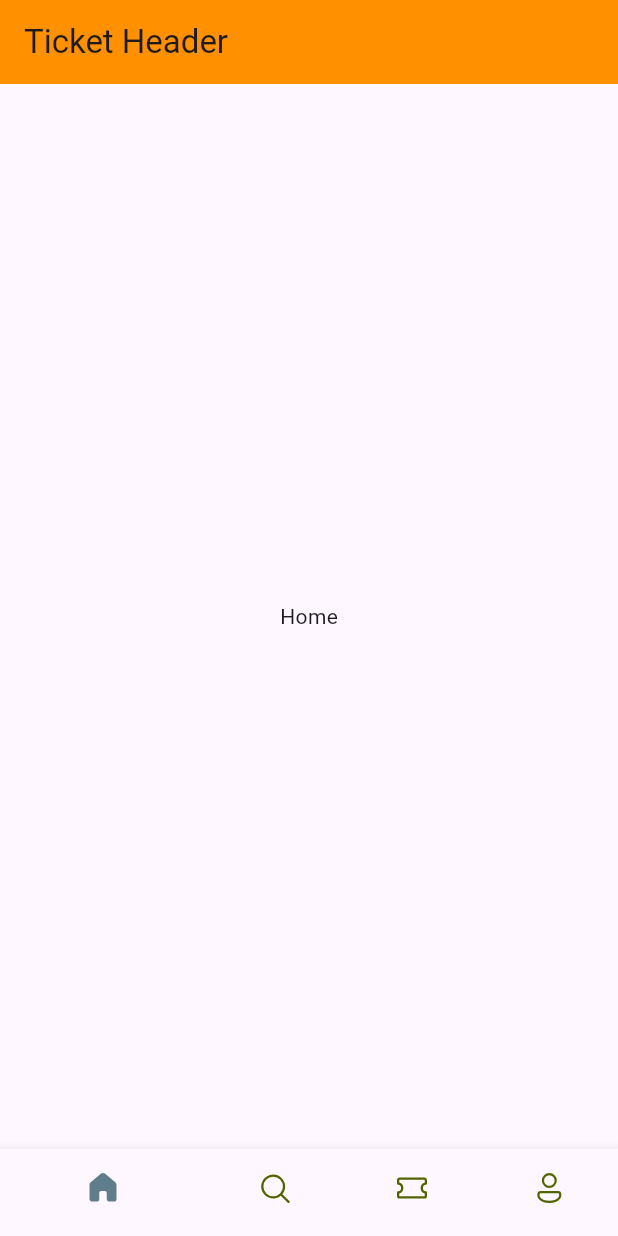
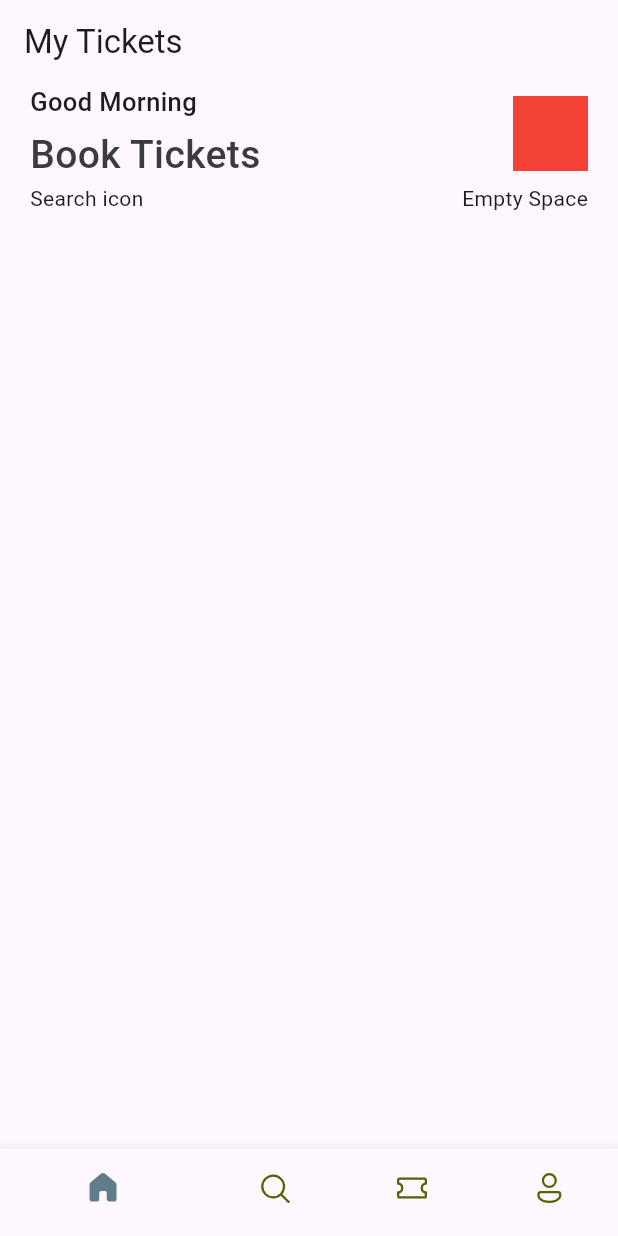
Before and after one commit to shukurahbakare/ticket-app, a Flutter app: the screen it shows after launch, on a phone screen of 412 x 824 dp. Run offline on Flutter 3.47's test engine with Material 3 defaults, Android fonts, the phone set to English and light mode, and no system bars; our stand-ins replace fluentui_icons.

Commit message:
ticket app

```diff
--- a/lib/base/bottom_nav_bar.dart
+++ b/lib/base/bottom_nav_bar.dart
@@ -1,5 +1,6 @@
 import 'package:fluentui_icons/fluentui_icons.dart';
 import 'package:flutter/material.dart';
+import 'package:ticket_app/screens/home_screen.dart';
 
 class BottomNavBar extends StatefulWidget {
   const BottomNavBar({super.key});
@@ -11,10 +12,10 @@ class BottomNavBar extends StatefulWidget {
 class _BottomNavBarState extends State<BottomNavBar> {
 
   final appScreens = [
-   const Center(child: Text("Home")),
-   const Center(child: Text("Search")),
+   const HomeScreen(),
+  //  const Center(child: Text("Search")),
    const Center(child: Text("Tickets")),
-   const Center(child: Text("Profile")),
+  //  const Center(child: Text("Profile")),
   ];
 
   //change index for bottom navbar
@@ -32,8 +33,8 @@ class _BottomNavBarState extends State<BottomNavBar> {
   Widget build(BuildContext context) {
     return Scaffold(
       appBar: AppBar(
-        title: const Text('Ticket Header'),
-        backgroundColor:const Color(0xFFFF9000),
+        title: const Text('My Tickets'),
+        // backgroundColor:const Color(0xFFFF9000),
       ),
       body: appScreens[_selectedIndex],
       bottomNavigationBar:BottomNavigationBar(
--- /dev/null
+++ b/lib/base/components/styles/app_styles.dart
@@ -0,0 +1,22 @@
+import 'dart:ui';
+import 'package:flutter/material.dart';
+
+// Color primary = const Color(OxFF687daf);
+
+class AppStyles {
+// static Color primaryColor = primary;
+static Color textColor = const Color(0xFF3b3b3b);
+
+static TextStyle headLineStyle1 = TextStyle(
+      fontSize: 26,
+      fontWeight: FontWeight.w500,
+      color: textColor
+      );
+
+static TextStyle headLineStyle3 = const TextStyle(
+      fontSize: 17,
+      fontWeight: FontWeight.w500
+      );
+
+
+}
--- a/lib/main.dart
+++ b/lib/main.dart
@@ -2,11 +2,6 @@ import 'package:flutter/material.dart';
 import 'package:ticket_app/base/bottom_nav_bar.dart';
 
 void main() {
-  var myList = [
-    'Donice',
-    'Fatima',
-    'Ibukun'
-  ];
   runApp(const MyApp());
 }
 
@@ -18,7 +13,7 @@ class MyApp extends StatelessWidget {
     return MaterialApp(
       title: 'Flutter Demo',
       theme: ThemeData(),
-      home:BottomNavBar()
+      home:const BottomNavBar()
       ,
     );
   }
--- /dev/null
+++ b/lib/screens/home_screen.dart
@@ -0,0 +1,54 @@
+import 'package:flutter/material.dart';
+import 'package:ticket_app/base/components/styles/app_styles.dart';
+
+class HomeScreen extends StatelessWidget {
+  const HomeScreen({super.key});
+
+  @override
+  Widget build(BuildContext context) {
+    return Scaffold(
+      body: ListView(
+        children: [
+          Container(
+            padding: const EdgeInsets.symmetric(horizontal: 20),
+            child: Column(
+              children: [
+                Row(
+                  mainAxisAlignment: MainAxisAlignment.spaceBetween,
+                  children: [
+                    Column(
+                      crossAxisAlignment: CrossAxisAlignment.start,
+                      children: [
+                         Text(
+                          'Good Morning',
+                          style: AppStyles.headLineStyle3,
+                        ),
+                        const SizedBox(height: 5),
+                        Text(
+                          'Book Tickets',
+                          style: AppStyles.headLineStyle1,
+                        )
+                      ],
+                    ),
+                    Container(
+                      color: Colors.red,
+                      width: 50,
+                      height: 50,
+                      decoration: BoxDecoration(
+                        borderRadius: BorderRadius.circular(10)
+                      ),
+                    )
+                  ],
+                ),
+                const Row(
+                  mainAxisAlignment: MainAxisAlignment.spaceBetween,
+                  children: [Text('Search icon'), Text('Empty Space')],
+                ),
+              ],
+            ),
+          )
+        ],
+      ),
+    );
+  }
+}
```
